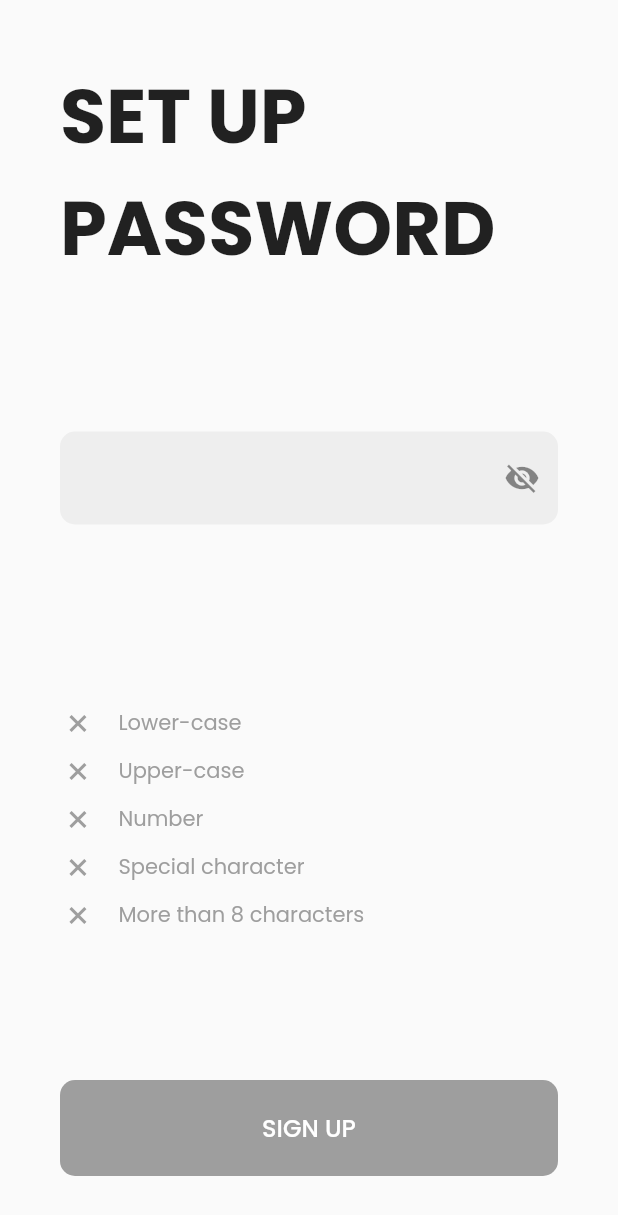
After one commit to AbhiCh616/tutor_finder_flutter, a Flutter app: the SignupPassword screen opened directly, on a phone screen of 412 x 824 dp. The commit adds this screen. Shown: the top 1215 px of the screen. Run offline on Flutter 3.47's test engine with Material 2 defaults, Android fonts, the phone set to English and light mode, and no system bars; our stand-ins replace flutter_secure_storage, simple_animations, supercharged; accounts and stored records are empty.

Commit message:
Login and Signup UI done

```diff
--- /dev/null
+++ b/lib/components/authentication/logic/validators.dart
@@ -0,0 +1,84 @@
+bool validateEmail(String email) {
+  String pattern =
+      r"^[a-zA-Z0-9.!#$%&'*+/=?^_`{|}~-]+@[a-zA-Z0-9](?:[a-zA-Z0-9-]{0,253}[a-zA-Z0-9])?(?:\.[a-zA-Z0-9](?:[a-zA-Z0-9-]{0,253}[a-zA-Z0-9])?)*$";
+  RegExp regex = new RegExp(pattern);
+  if (!(regex.hasMatch(email))) {
+    return false;
+  }
+  return true;
+}
+
+bool validateUsername(String username) {
+  if (username.length > 4) {
+    return true;
+  }
+
+  return false;
+}
+
+bool validatePassword(String password) {
+  return passwordSize(password) &&
+      passwordUppercase(password) &&
+      passwordLowercase(password) &&
+      passwordNumber(password) &&
+      passwordSpecialCharacter(password) &&
+      passwordNotSpace(password);
+}
+
+bool passwordSize(String password) {
+  if (password.length >= 8) {
+    return true;
+  }
+
+  return false;
+}
+
+bool passwordUppercase(String password) {
+  String pattern = "[A-Z]";
+  RegExp regex = new RegExp(pattern);
+  if (regex.hasMatch(password)) {
+    return true;
+  }
+
+  return false;
+}
+
+bool passwordLowercase(String password) {
+  String pattern = "[a-z]";
+  RegExp regex = new RegExp(pattern);
+  if (regex.hasMatch(password)) {
+    return true;
+  }
+
+  return false;
+}
+
+bool passwordNumber(String password) {
+  for (int i = 0; i < password.length; i++) {
+    if ((password.codeUnitAt(i) ^ 0x30) <= 9) {
+      return true;
+    }
+  }
+
+  return false;
+}
+
+bool passwordSpecialCharacter(String password) {
+  String pattern = "[\$&+,:;=?@#|'<>.^*()%!-]";
+  RegExp regex = new RegExp(pattern);
+  if (regex.hasMatch(password)) {
+    return true;
+  }
+
+  return false;
+}
+
+bool passwordNotSpace(String password) {
+  for (int i = 0; i < password.length; i++) {
+    if (password[i] == ' ') {
+      return false;
+    }
+  }
+
+  return true;
+}
--- a/lib/components/authentication/screens/boot.dart
+++ b/lib/components/authentication/screens/boot.dart
@@ -41,6 +41,7 @@ class _BootScreenState extends State<BootScreen> {
           mainAxisSize: MainAxisSize.max,
           mainAxisAlignment: MainAxisAlignment.spaceBetween,
           children: [
+            // Heading
             Padding(
               padding: const EdgeInsets.only(left: 40, top: 40),
               child: Align(
@@ -58,6 +59,7 @@ class _BootScreenState extends State<BootScreen> {
                 ),
               ),
             ),
+            // Illustration
             Padding(
               padding: EdgeInsets.only(
                 bottom: MediaQuery.of(context).size.height / 8,
--- /dev/null
+++ b/lib/components/authentication/screens/signup_password.dart
@@ -0,0 +1,202 @@
+import 'package:flutter/cupertino.dart';
+import 'package:flutter/material.dart';
+import 'dart:math' as math;
+
+import 'package:tutor_finder_flutter/components/authentication/logic/validators.dart';
+
+class SignupPassword extends StatefulWidget {
+  @override
+  _SignupPasswordState createState() => _SignupPasswordState();
+}
+
+class _SignupPasswordState extends State<SignupPassword> {
+  final passwordController = TextEditingController();
+  bool showPassword = false;
+  String password = "";
+
+  @override
+  initState() {
+    super.initState();
+
+    passwordController.addListener(() {
+      setState(() {
+        password = passwordController.text;
+      });
+    });
+  }
+
+  @override
+  void dispose() {
+    passwordController.dispose();
+    super.dispose();
+  }
+
+  changePasswordVisibility() {
+    setState(() {
+      showPassword = !showPassword;
+    });
+  }
+
+  signUp() {}
+
+  @override
+  Widget build(BuildContext context) {
+    return Scaffold(
+      body: SafeArea(
+        child: SingleChildScrollView(
+          child: ConstrainedBox(
+            constraints: BoxConstraints(
+              // Contents should expand entire screen at minimum
+              minHeight: MediaQuery.of(context).size.height -
+                  MediaQuery.of(context).padding.top,
+            ),
+            child: Padding(
+              padding: const EdgeInsets.all(40.0),
+              child: Column(
+                crossAxisAlignment: CrossAxisAlignment.start,
+                mainAxisAlignment: MainAxisAlignment.spaceBetween,
+                children: [
+                  // Heading ('Set Up Password')
+                  Text(
+                    'SET UP PASSWORD',
+                    style: TextStyle(
+                      fontSize: 50,
+                      fontWeight: FontWeight.bold,
+                    ),
+                  ),
+                  // Password field
+                  TextFormField(
+                    controller: passwordController,
+                    obscureText: !showPassword,
+                    enableSuggestions: false,
+                    autocorrect: false,
+                    decoration: InputDecoration(
+                      filled: true,
+                      fillColor: Colors.grey[200],
+                      focusedBorder: OutlineInputBorder(
+                        borderSide: BorderSide(
+                          color: Colors.transparent,
+                        ),
+                        borderRadius: BorderRadius.circular(10),
+                      ),
+                      enabledBorder: OutlineInputBorder(
+                        borderSide: BorderSide(
+                          color: Colors.transparent,
+                        ),
+                        borderRadius: BorderRadius.circular(10),
+                      ),
+                      suffixIcon: GestureDetector(
+                        onTap: changePasswordVisibility,
+                        child: Icon(showPassword
+                            ? Icons.visibility
+                            : Icons.visibility_off),
+                      ),
+                    ),
+                  ),
+                  // Validation indicators
+                  Padding(
+                    padding: const EdgeInsets.only(top: 15.0),
+                    child: PasswordCorrectness(password),
+                  ),
+                  // Sign up button
+                  Align(
+                    alignment: Alignment.center,
+                    child: SizedBox(
+                      width: 500,
+                      child: TextButton(
+                        onPressed: validatePassword(password) ? signUp : null,
+                        child: Text(
+                          'SIGN UP',
+                          style: TextStyle(fontSize: 16, color: Colors.white),
+                        ),
+                        style: TextButton.styleFrom(
+                            backgroundColor: validatePassword(password)
+                                ? Colors.green
+                                : Colors.grey,
+                            padding: EdgeInsets.symmetric(vertical: 20),
+                            shape: RoundedRectangleBorder(
+                                borderRadius: BorderRadius.circular(10))),
+                      ),
+                    ),
+                  ),
+                ],
+              ),
+            ),
+          ),
+        ),
+      ),
+    );
+  }
+}
+
+class PasswordCorrectness extends StatelessWidget {
+  final String password;
+
+  PasswordCorrectness(this.password);
+
+  @override
+  Widget build(BuildContext context) {
+    return Column(
+      crossAxisAlignment: CrossAxisAlignment.start,
+      children: [
+        PasswordTask(passwordLowercase(password), 'Lower-case'),
+        PasswordTask(passwordUppercase(password), 'Upper-case'),
+        PasswordTask(passwordNumber(password), 'Number'),
+        PasswordTask(passwordSpecialCharacter(password), 'Special character'),
+        PasswordTask(passwordSize(password), 'More than 8 characters'),
+      ],
+    );
+  }
+}
+
+class PasswordTask extends StatelessWidget {
+  final bool completed;
+  final String text;
+
+  PasswordTask(this.completed, this.text);
+
+  @override
+  Widget build(BuildContext context) {
+    return Padding(
+      padding: const EdgeInsets.only(top: 8.0),
+      child: completed
+          ? Row(
+              children: [
+                Icon(
+                  Icons.done,
+                  color: Colors.green,
+                ),
+                Padding(
+                  padding: const EdgeInsets.only(left: 15),
+                  child: Text(
+                    text,
+                    style: TextStyle(
+                      color: Colors.green,
+                    ),
+                  ),
+                ),
+              ],
+            )
+          : Row(
+              children: [
+                Transform.rotate(
+                  angle: 45 * math.pi / 180,
+                  child: Icon(
+                    Icons.add,
+                    color: Colors.grey,
+                  ),
+                ),
+                Padding(
+                  padding: const EdgeInsets.only(left: 15),
+                  child: Text(
+                    text,
+                    style: TextStyle(
+                      color: Colors.grey,
+                    ),
+                  ),
+                ),
+              ],
+            ),
+    );
+  }
+}
```
Also changed, not shown: lib/components/authentication/screens/authentication_screen.dart (+30 -5 lines), lib/components/authentication/screens/login_screen.dart (deleted, +0 -17 lines), lib/components/authentication/screens/login_signup.dart (added, +342 -0 lines), lib/components/authentication/screens/signup_screen.dart (deleted, +0 -17 lines).
